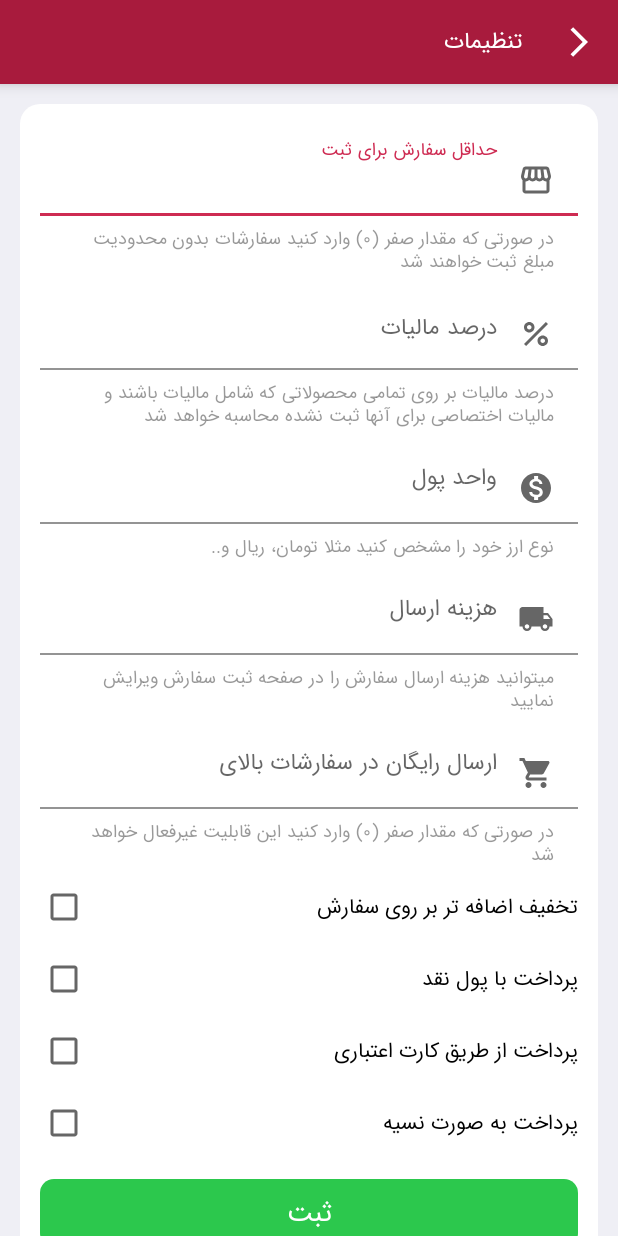
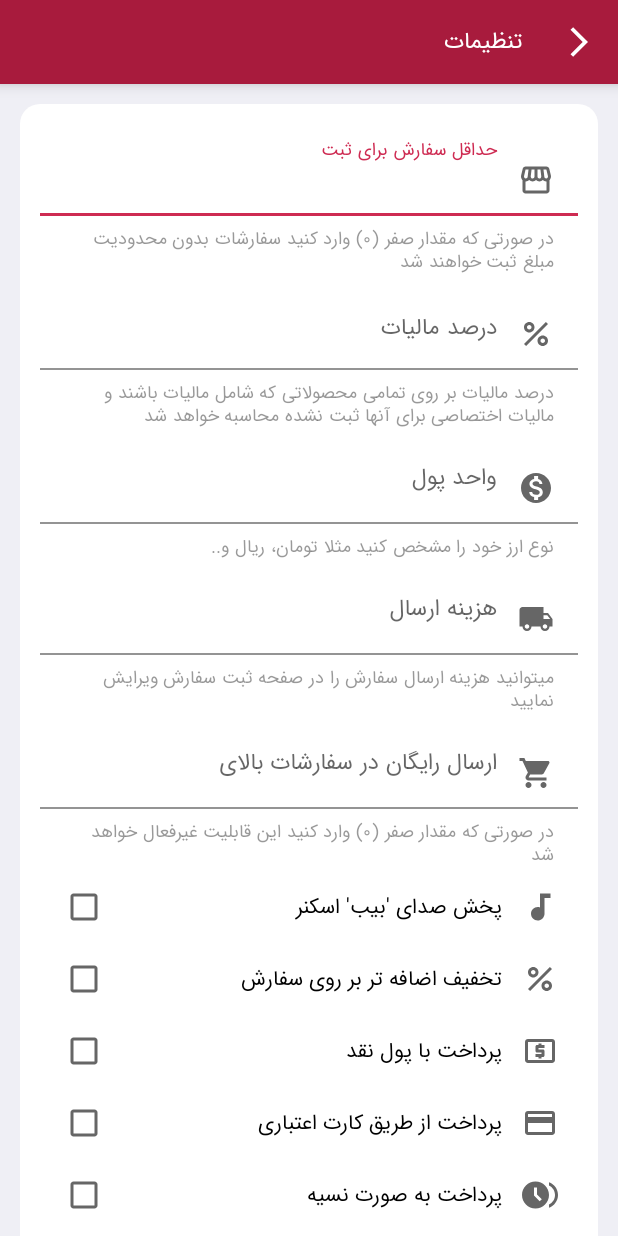
Before and after one commit to amingoli-com/selar, an Android app: the SettingActivity screen opened directly, with no data from a screen before it, on a phone screen of 412 x 824 dp. Run offline under Robolectric (Android 15) with nearby library versions, the phone set to English and light mode, and no system bars; our stand-ins replace sdp/ssp sizes; libraries missing offline, so code that uses them is left out: com.wang.avi, saman.zamani.persiandate; 19 statements that could not run were skipped.

Commit message:
fix setting for beeb sound

```diff
--- a/app/src/main/java/amingoli/com/selar/activity/setting/SettingActivity.kt
+++ b/app/src/main/java/amingoli/com/selar/activity/setting/SettingActivity.kt
@@ -50,6 +50,7 @@ class SettingActivity : AppCompatActivity() {
         edt_price_shipping.setText("${setting.shipping_price?:0}")
         edt_free_shipping.setText("${setting.shipping_free_on_order?:0}")
 
+        checkbox_sound_scanner.isChecked = setting.sound_scanner?:false
         checkbox_discount.isChecked = setting.cash_discount?:false
         checkbox_money.isChecked = setting.cash_money?:false
         checkbox_card.isChecked = setting.cash_card?:false
@@ -62,6 +63,7 @@ class SettingActivity : AppCompatActivity() {
         setting.currency = App.getString(edt_money_type)
         setting.shipping_price = App.convertToDouble(edt_price_shipping)
         setting.shipping_free_on_order = App.convertToDouble(edt_free_shipping)
+        setting.sound_scanner = checkbox_sound_scanner.isChecked
         setting.cash_discount = checkbox_discount.isChecked
         setting.cash_money = checkbox_money.isChecked
         setting.cash_card = checkbox_card.isChecked
@@ -85,7 +87,8 @@ class SettingActivity : AppCompatActivity() {
         Session.getInstance().shippingPrice = setting.shipping_price?:0.0
         Session.getInstance().freeShippingPrice = setting.shipping_free_on_order?:0.0
 
-        Session.getInstance().setCheckBox(setting.cash_money?:false, setting.cash_card?:false,
+        Session.getInstance().setCheckBox(setting.sound_scanner?:false,
+            setting.cash_money?:false, setting.cash_card?:false,
             setting.cash_debit?:false, setting.cash_discount?:false)
 
         Handler().postDelayed({finish()},700)
--- a/app/src/main/java/amingoli/com/selar/helper/Config.kt
+++ b/app/src/main/java/amingoli/com/selar/helper/Config.kt
@@ -37,6 +37,7 @@ object Config {
     const val MIN_ORDER = "MIN_ORDER"
     const val SHIPPING_FREE_PRICE = "SHIPPING_FREE_PRICE"
     const val TAX_PERCENT = "TAX_PERCENT"
+    const val CHECK_BOX_SOUND_SCANNER= "CHECK_BOX_SOUND_SCANNER"
     const val CHECK_BOX_DISCOUNT= "CHECK_BOX_DISCOUNT"
     const val CHECK_BOX_MONEY = "CHECK_BOX_MONEY"
     const val CHECK_BOX_CARD = "CHECK_BOX_CARD"
--- a/app/src/main/java/amingoli/com/selar/model/Setting.kt
+++ b/app/src/main/java/amingoli/com/selar/model/Setting.kt
@@ -17,6 +17,7 @@ class Setting {
     var min_order: Double? = null
     var shipping_price: Double? = null
     var shipping_free_on_order: Double? = null
+    var sound_scanner: Boolean? = null
     var cash_money: Boolean? = null
     var cash_card: Boolean? = null
     var cash_debit: Boolean? = null
@@ -32,6 +33,7 @@ class Setting {
         this.min_order = 0.0
         this.shipping_price = 0.0
         this.shipping_free_on_order = 0.0
+        this.sound_scanner = true
         this.cash_money = true
         this.cash_card = true
         this.cash_debit = true
@@ -47,6 +49,7 @@ class Setting {
         min_order: Double?,
         shipping_price: Double?,
         shipping_free_on_order: Double?,
+        sound_scanner: Boolean?,
         cash_money: Boolean?,
         cash_card: Boolean?,
         cash_debit: Boolean?,
@@ -59,6 +62,7 @@ class Setting {
         this.min_order = min_order
         this.shipping_price = shipping_price
         this.shipping_free_on_order = shipping_free_on_order
+        this.sound_scanner = sound_scanner
         this.cash_money = cash_money
         this.cash_card = cash_card
         this.cash_debit = cash_debit
--- a/app/src/main/res/layout/activity_setting.xml
+++ b/app/src/main/res/layout/activity_setting.xml
@@ -93,8 +93,25 @@
                     tools:ignore="RtlSymmetry" />
             </com.google.android.material.textfield.TextInputLayout>
 
+            <LinearLayout
+                android:layout_marginHorizontal="@dimen/_10sdp"
+                android:orientation="vertical"
+                android:layout_width="match_parent"
+                android:layout_height="wrap_content">
+
+                <androidx.appcompat.widget.AppCompatCheckBox
+                    android:id="@+id/checkbox_sound_scanner"
+                    android:drawableEnd="@drawable/ic_baseline_audiotrack_24"
+                    android:drawablePadding="@dimen/_10sdp"
+                    android:text="@string/play_sound_scanner"
+                    android:layoutDirection="ltr"
+                    android:layout_width="match_parent"
+                    android:layout_height="wrap_content"/>
+
                 <androidx.appcompat.widget.AppCompatCheckBox
                     android:id="@+id/checkbox_discount"
+                    android:drawableEnd="@drawable/ic_percent_black_24dp"
+                    android:drawablePadding="@dimen/_10sdp"
                     android:text="@string/cash_discount"
                     android:layoutDirection="ltr"
                     android:layout_width="match_parent"
@@ -102,6 +119,8 @@
 
                 <androidx.appcompat.widget.AppCompatCheckBox
                     android:id="@+id/checkbox_money"
+                    android:drawableEnd="@drawable/ic_local_sela_black_24dp"
+                    android:drawablePadding="@dimen/_10sdp"
                     android:text="@string/cash_by_money"
                     android:layoutDirection="ltr"
                     android:layout_width="match_parent"
@@ -109,6 +128,8 @@
 
                 <androidx.appcompat.widget.AppCompatCheckBox
                     android:id="@+id/checkbox_card"
+                    android:drawableEnd="@drawable/ic_baseline_credit_card_24"
+                    android:drawablePadding="@dimen/_10sdp"
                     android:text="@string/cash_by_card"
                     android:layoutDirection="ltr"
                     android:layout_width="match_parent"
@@ -116,10 +137,13 @@
 
                 <androidx.appcompat.widget.AppCompatCheckBox
                     android:id="@+id/checkbox_debit"
+                    android:drawableEnd="@drawable/ic_baseline_browse_gallery_24"
+                    android:drawablePadding="@dimen/_10sdp"
                     android:text="@string/cash_by_debit"
                     android:layoutDirection="ltr"
                     android:layout_width="match_parent"
                     android:layout_height="wrap_content"/>
+            </LinearLayout>
 
             <amingoli.com.selar.widget.loader_button.LoaderButton
                 android:id="@+id/submit"
--- a/app/src/main/res/values/strings.xml
+++ b/app/src/main/res/values/strings.xml
@@ -150,5 +150,6 @@
     <string name="price">قیمت</string>
     <string name="product_name">نام محصول</string>
     <string name="helper_dialog_order_detail_view">برای نوشتن مقدار انتخابی بر روی نوشته لمس کنید و برای حذف تمامی مقادیر محصول آیکون منفی (-) را نگه دارید.</string>
+    <string name="play_sound_scanner">پخش صدای \'بیب\' اسکنر</string>
 
 </resources>
```
Also changed, not shown: app/src/main/java/amingoli/com/selar/activity/BarcodeScannerActivity.kt (+8 -1 lines), app/src/main/java/amingoli/com/selar/activity/add_order/AddOrderActivity.kt (+8 -3 lines), app/src/main/java/amingoli/com/selar/helper/Session.java (+10 -1 lines). Lines whose indentation alone changed are shown as unchanged.
